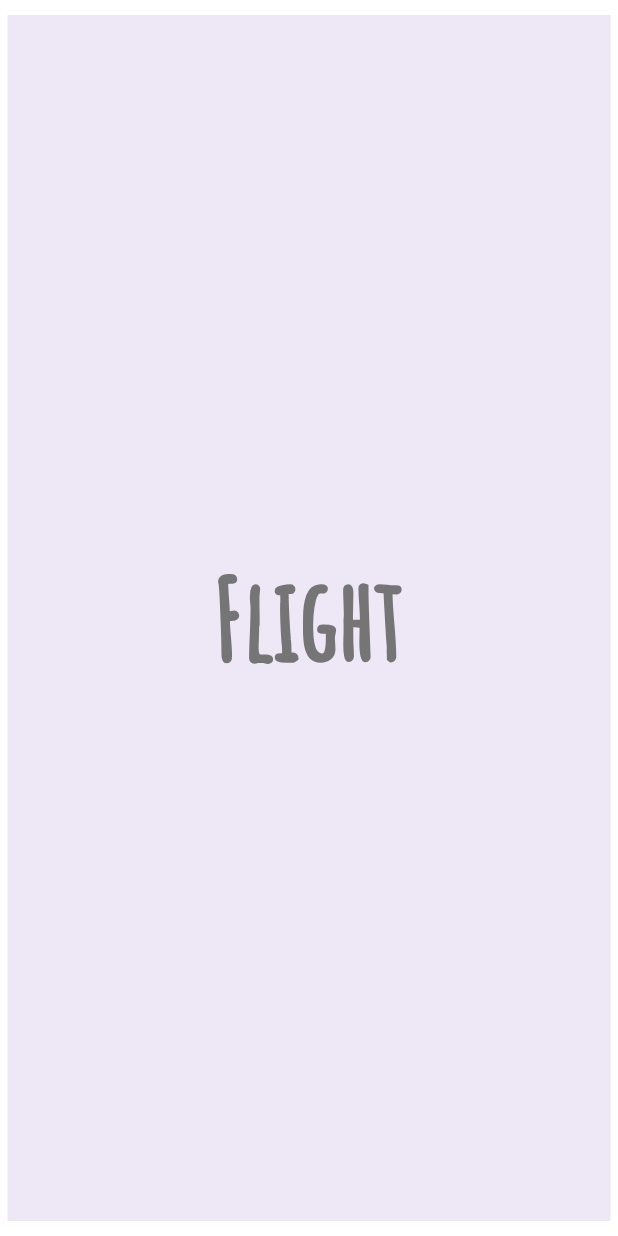
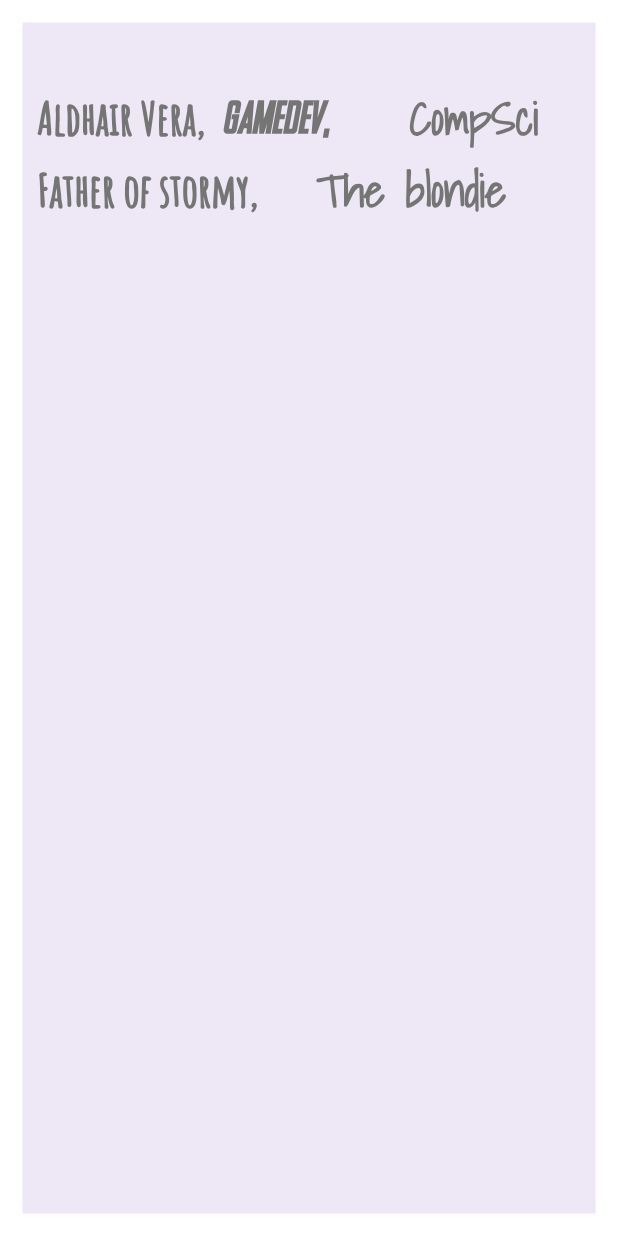
Before and after one commit to BurningAl15/ExploringFlutterWidgets, a Flutter app: the screen it shows after launch, on a phone screen of 412 x 824 dp. Run offline on Flutter 3.47's test engine with Material 2 defaults, Android fonts, the phone set to English and light mode, and no system bars.

Commit message:
Columns, Rows and Expanded Widgets

```diff
--- a/lib/app_Screens/home.dart
+++ b/lib/app_Screens/home.dart
@@ -3,7 +3,9 @@ import 'package:flutter/material.dart';
 final containerTextColor=Colors.grey[600];
 final containerWidth=400.0;
 final containerHeight=100.0;
-final textFontSize=75.0;
+final containerColor=Colors.deepPurple[50];
+
+final textFontSize=30.0;
 final textFontFamily='Amatic';
 
 class Home extends StatelessWidget{
@@ -13,14 +15,20 @@ class Home extends StatelessWidget{
     return Center(
       child: Container(
         alignment: Alignment.center,
-        color: Colors.deepPurple[50],
+        padding:EdgeInsets.only(left:10.0,top:40.0),
+        color: containerColor,
         //width:containerWidth,
         //height:containerHeight,
-        //margin:EdgeInsets.all(30.0),
-        margin:EdgeInsets.only(left:5.0,right:5.0,top:10.0,bottom: 10.0),
+        margin:EdgeInsets.all(15.0),
         //padding:EdgeInsets.all(10),
+        //margin:EdgeInsets.only(left:5.0,right:5.0,top:10.0,bottom: 10.0),
+        child:Column(
+         children: <Widget>[
+            Row(
+              children:<Widget>[
+                Expanded(
                   child:Text(
-            'Flight',
+                    'Aldhair Vera,',
                     textDirection:TextDirection.ltr,
                     style: TextStyle(
                       color:containerTextColor,
@@ -31,6 +39,69 @@ class Home extends StatelessWidget{
                     )
                   ),
 
+                ),
+                Expanded(
+                    child:Text(
+                      'GameDev,',
+                      textDirection:TextDirection.ltr,
+                      style: TextStyle(
+                        color:containerTextColor,
+                        decoration: TextDecoration.none,
+                        fontSize:textFontSize,
+                        fontFamily: 'Snes',
+                        //fontWeight: FontWeight.w300
+                      )
+                    ),
+                ),
+                Expanded(
+                  child: Text(
+                    'CompSci',
+                    textDirection:TextDirection.ltr,
+                    style: TextStyle(
+                      color:containerTextColor,
+                      decoration: TextDecoration.none,
+                      fontSize:textFontSize,
+                      fontFamily: 'ShadowsIntoLight',
+                      //fontWeight: FontWeight.w300
+                    )
+                  ),
+              ),
+              ]
+            ),
+            Row(
+                children:<Widget>[
+                  Expanded(
+                    child:Text(
+                        'Father of stormy,',
+                        textDirection:TextDirection.ltr,
+                        style: TextStyle(
+                          color:containerTextColor,
+                          decoration: TextDecoration.none,
+                          fontSize:textFontSize,
+                          fontFamily: textFontFamily,
+                          //fontWeight: FontWeight.w300
+                        )
+                    ),
+
+                  ),
+                  Expanded(
+                    child: Text(
+                        'The blondie',
+                        textDirection:TextDirection.ltr,
+                        style: TextStyle(
+                          color:containerTextColor,
+                          decoration: TextDecoration.none,
+                          fontSize:textFontSize,
+                          fontFamily: 'ShadowsIntoLight',
+                          //fontWeight: FontWeight.w300
+                        )
+                    ),
+                  ),
+                ]
+            ),
+
+         ],
+        )
       )
     );
   }
```
Lines whose indentation alone changed are shown as unchanged.
